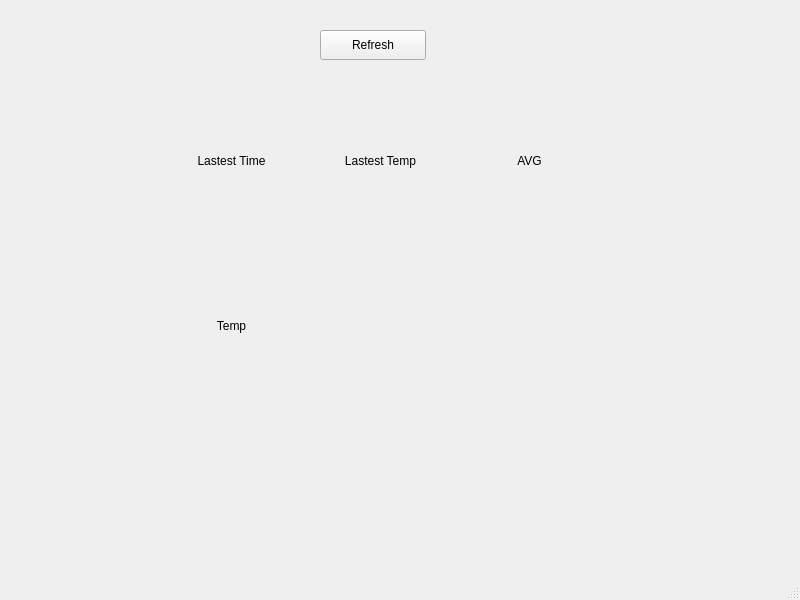
First picture: the form in ui/MainWindow.ui, repository daopctn/WeatherStationMonitor, before the edit.
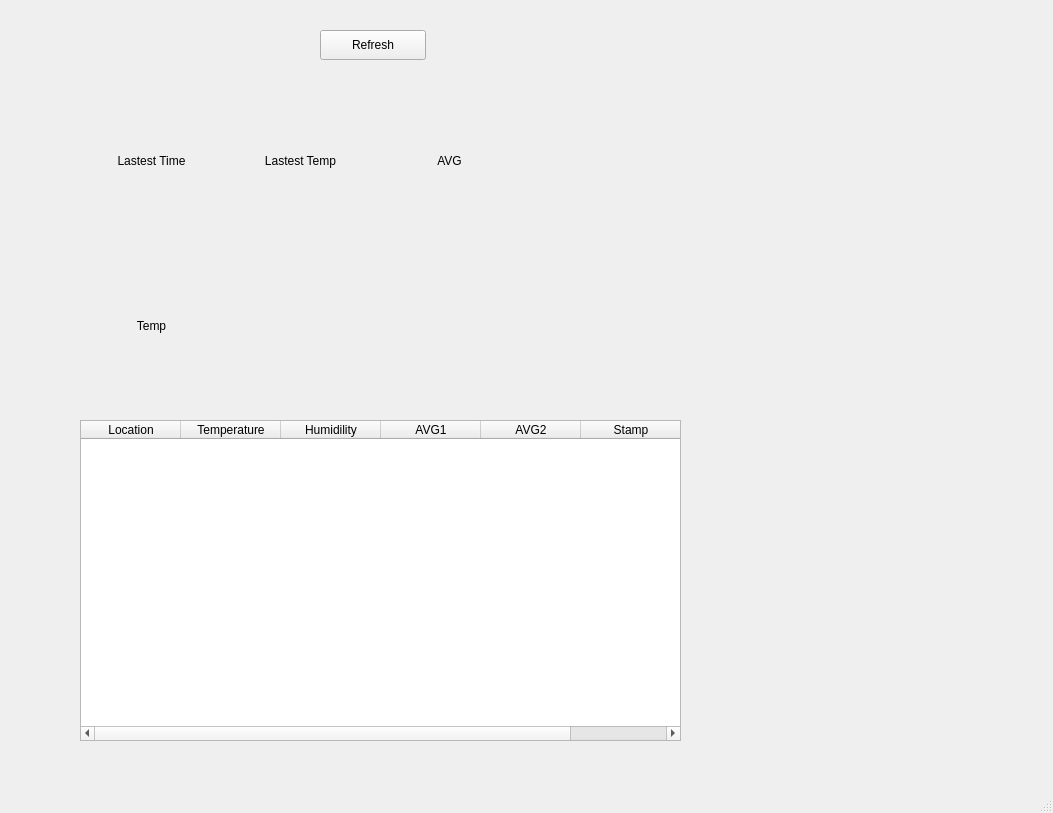
Second picture: the form after the edit.

Diff of the .ui file:
```diff
--- a/ui/MainWindow.ui
+++ b/ui/MainWindow.ui
@@ -6,8 +6,8 @@
    <rect>
     <x>0</x>
     <y>0</y>
-    <width>800</width>
-    <height>600</height>
+    <width>1053</width>
+    <height>813</height>
    </rect>
   </property>
   <property name="windowTitle">
@@ -30,7 +30,7 @@
    <widget class="QWidget" name="horizontalLayoutWidget">
     <property name="geometry">
      <rect>
-      <x>160</x>
+      <x>80</x>
       <y>80</y>
       <width>441</width>
       <height>161</height>
@@ -72,7 +72,7 @@
    <widget class="QWidget" name="horizontalLayoutWidget_2">
     <property name="geometry">
      <rect>
-      <x>160</x>
+      <x>80</x>
       <y>240</y>
       <width>441</width>
       <height>171</height>
@@ -111,6 +111,52 @@
      </item>
     </layout>
    </widget>
+   <widget class="QTableWidget" name="tableWidget">
+    <property name="geometry">
+     <rect>
+      <x>80</x>
+      <y>420</y>
+      <width>601</width>
+      <height>321</height>
+     </rect>
+    </property>
+    <property name="rowCount">
+     <number>0</number>
+    </property>
+    <property name="columnCount">
+     <number>6</number>
+    </property>
+    <column>
+     <property name="text">
+      <string>Location</string>
+     </property>
+    </column>
+    <column>
+     <property name="text">
+      <string>Temperature</string>
+     </property>
+    </column>
+    <column>
+     <property name="text">
+      <string>Humidility</string>
+     </property>
+    </column>
+    <column>
+     <property name="text">
+      <string>AVG1</string>
+     </property>
+    </column>
+    <column>
+     <property name="text">
+      <string>AVG2</string>
+     </property>
+    </column>
+    <column>
+     <property name="text">
+      <string>Stamp</string>
+     </property>
+    </column>
+   </widget>
   </widget>
   <widget class="QMenuBar" name="menubar">
    <property name="geometry">
```
Left out of the diff: 2 changed lines with no effect on the pictures.
